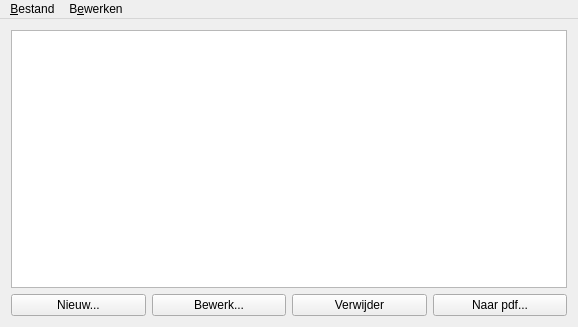
This is view/mainwindow.ui in progreon/QLogbook as Qt 5 draws it before an edit. The edited form follows.
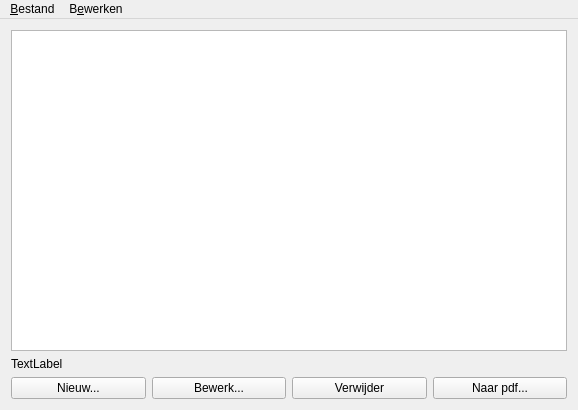
This is the edited form.

```diff
--- a/view/mainwindow.ui
+++ b/view/mainwindow.ui
@@ -7,7 +7,7 @@
     <x>0</x>
     <y>0</y>
     <width>578</width>
-    <height>327</height>
+    <height>410</height>
    </rect>
   </property>
   <property name="windowTitle">
@@ -39,6 +39,13 @@
         </property>
        </widget>
       </item>
+      <item>
+       <widget class="QLabel" name="lblTotal">
+        <property name="text">
+         <string>TextLabel</string>
+        </property>
+       </widget>
+      </item>
       <item>
        <layout class="QHBoxLayout" name="horizontalLayout">
         <item>
```
Left out of the diff: 6 changed lines with no effect on the pictures.
